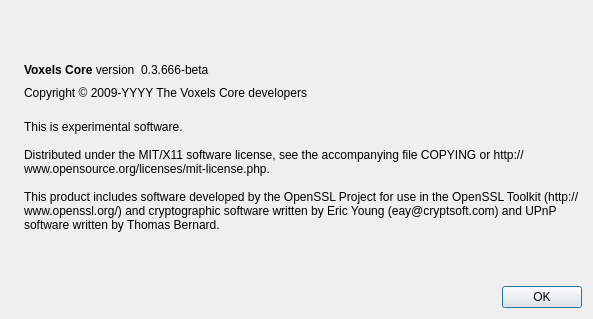
Old version of the form src/qt/forms/aboutdialog.ui in the repository ahmedbodi/UNB.
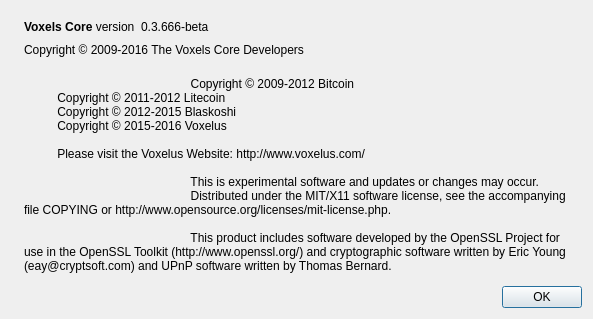
New version of the form. Icons and pictures are not drawn.

Commit message: About Tab

What changed in the file:
```diff
--- a/src/qt/forms/aboutdialog.ui
+++ b/src/qt/forms/aboutdialog.ui
@@ -91,7 +91,7 @@
         <cursorShape>IBeamCursor</cursorShape>
        </property>
        <property name="text">
-        <string notr="true">Copyright &amp;copy; 2009-YYYY The Voxels Core developers</string>
+        <string notr="true">Copyright &amp;copy; 2009-2016 The Voxels Core Developers</string>
        </property>
        <property name="textFormat">
         <enum>Qt::RichText</enum>
@@ -108,11 +108,17 @@
        </property>
        <property name="text">
         <string>
-This is experimental software.
+		  Copyright © 2009-2012 Bitcoin
+          Copyright © 2011-2012 Litecoin
+          Copyright © 2012-2015 Blaskoshi
+          Copyright © 2015-2016 Voxelus 
+          
+          Please visit the Voxelus Website: http://www.voxelus.com/
 
-Distributed under the MIT/X11 software license, see the accompanying file COPYING or http://www.opensource.org/licenses/mit-license.php.
+		  This is experimental software and updates or changes may occur. 
+		  Distributed under the MIT/X11 software license, see the accompanying file COPYING or http://www.opensource.org/licenses/mit-license.php.
 
-This product includes software developed by the OpenSSL Project for use in the OpenSSL Toolkit (http://www.openssl.org/) and cryptographic software written by Eric Young (eay@cryptsoft.com) and UPnP software written by Thomas Bernard.</string>
+		  This product includes software developed by the OpenSSL Project for use in the OpenSSL Toolkit (http://www.openssl.org/) and cryptographic software written by Eric Young (eay@cryptsoft.com) and UPnP software written by Thomas Bernard.</string>
        </property>
        <property name="wordWrap">
         <bool>true</bool>
```
